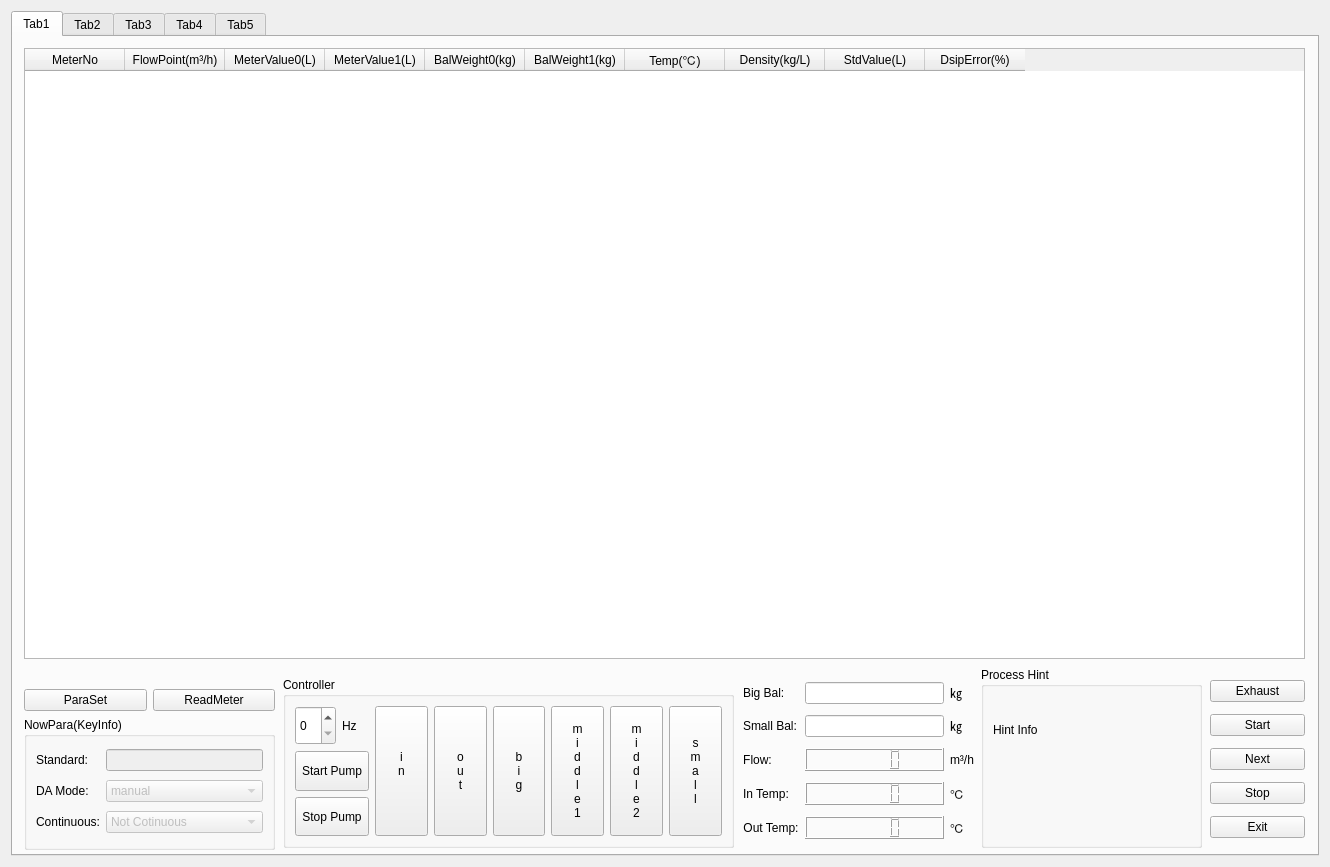
First picture: the form in source/weightmethod/weightmethod.ui, repository flimmy78/qtverify, before the edit.
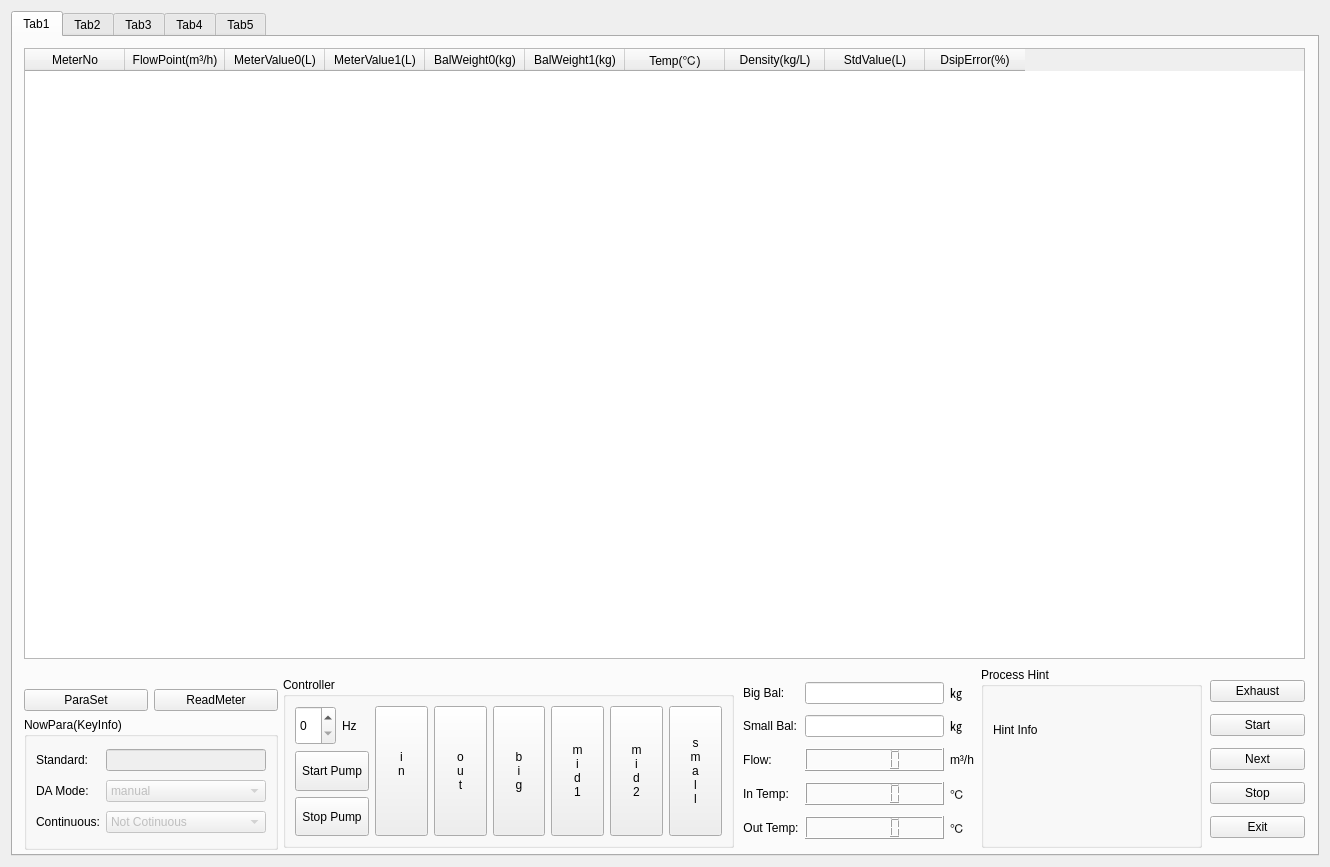
Second picture: the form after the edit.

Patch:
```diff
--- a/source/weightmethod/weightmethod.ui
+++ b/source/weightmethod/weightmethod.ui
@@ -132,9 +132,6 @@
            <string>m
 i
 d
-d
-l
-e
 1</string>
           </property>
          </widget>
@@ -151,9 +148,6 @@
            <string>m
 i
 d
-d
-l
-e
 2</string>
           </property>
          </widget>
@@ -316,12 +310,12 @@
         </item>
        </layout>
       </widget>
-      <widget class="QWidget" name="">
+      <widget class="QWidget" name="layoutWidget">
        <property name="geometry">
         <rect>
          <x>11</x>
          <y>652</y>
-         <width>251</width>
+         <width>254</width>
          <height>161</height>
         </rect>
        </property>
@@ -461,7 +455,7 @@
         </item>
        </layout>
       </widget>
-      <widget class="QWidget" name="">
+      <widget class="QWidget" name="layoutWidget">
        <property name="geometry">
         <rect>
          <x>1197</x>
@@ -538,7 +532,7 @@
         </item>
        </layout>
       </widget>
-      <widget class="QWidget" name="">
+      <widget class="QWidget" name="layoutWidget">
        <property name="geometry">
         <rect>
          <x>730</x>
```
Left out of the diff: 86 changed lines with no effect on the pictures.
